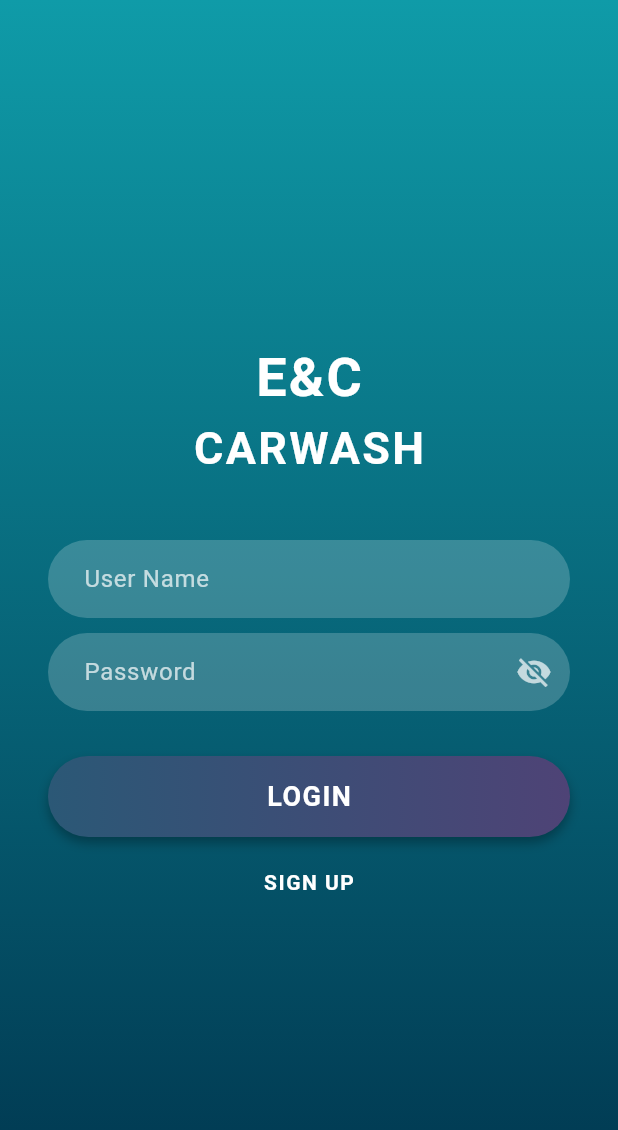
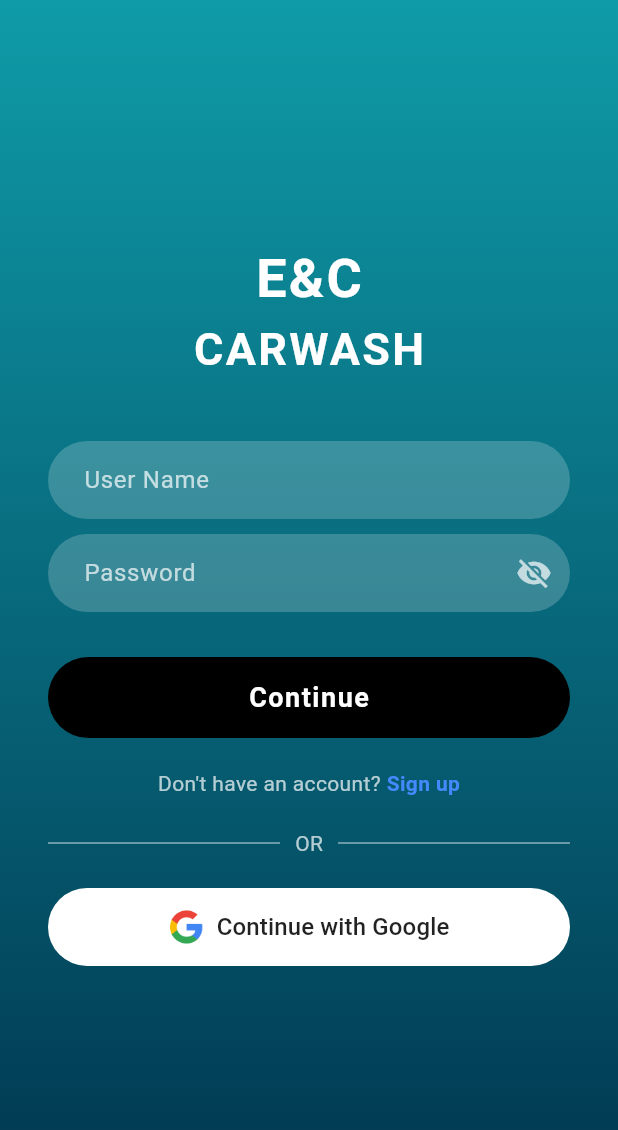
Before and after one commit to itzmebeni/BookingSystem, a Flutter app: the LoginPage screen opened by its route, on a phone screen of 412 x 824 dp. Shown: the top 1130 px of the screen. Run offline on Flutter 3.47's test engine with Material 3 defaults, Android fonts, the phone set to English and light mode, and no system bars; network calls fail.

Commit message:
W3-D3 Login

```diff
--- a/lib/screen/auth/login_screen.dart
+++ b/lib/screen/auth/login_screen.dart
@@ -61,7 +61,7 @@ class _LoginPageState extends State<LoginPage> {
         hintText: hint,
         hintStyle: const TextStyle(color: Colors.white70),
         filled: true,
-        fillColor: Colors.white.withOpacity(0.2),
+        fillColor: Colors.white.withAlpha(51),
         contentPadding: const EdgeInsets.symmetric(vertical: 14, horizontal: 20),
         border: OutlineInputBorder(
           borderRadius: BorderRadius.circular(30),
@@ -150,6 +150,7 @@ class _LoginPageState extends State<LoginPage> {
                     onToggleObscure: () => setState(() => _obscurePassword = !_obscurePassword),
                   ),
                   const SizedBox(height: 30),
+                  // LOGIN Button
                   GestureDetector(
                     onTapDown: (_) => setState(() => _isPressed = true),
                     onTapUp: (_) {
@@ -165,20 +166,11 @@ class _LoginPageState extends State<LoginPage> {
                         padding: const EdgeInsets.symmetric(vertical: 14),
                         decoration: BoxDecoration(
                           borderRadius: BorderRadius.circular(30),
-                          gradient: const LinearGradient(
-                            colors: [Color(0xFF2b5876), Color(0xFF4e4376)],
-                          ),
-                          boxShadow: [
-                            BoxShadow(
-                              color: Colors.black.withOpacity(0.3),
-                              offset: const Offset(0, 4),
-                              blurRadius: 6,
-                            ),
-                          ],
+                          color: Colors.black, // Updated to solid black to match image
                         ),
                         child: const Center(
                           child: Text(
-                            'LOGIN',
+                            'Continue',
                             style: TextStyle(
                               fontSize: 18,
                               fontWeight: FontWeight.bold,
@@ -190,20 +182,94 @@ class _LoginPageState extends State<LoginPage> {
                       ),
                     ),
                   ),
+
                   const SizedBox(height: 20),
+
+// Sign Up Below LOGIN
+                  Row(
+                    mainAxisAlignment: MainAxisAlignment.center,
+                    children: [
+                      const Text(
+                        "Don't have an account? ",
+                        style: TextStyle(color: Colors.white70),
+                      ),
                       GestureDetector(
                         onTap: () {
                           Navigator.pushNamed(context, '/signup');
                         },
                         child: const Text(
-                      'SIGN UP',
+                          'Sign up',
                           style: TextStyle(
-                        color: Colors.white,
+                            color: Colors.blueAccent,
                             fontWeight: FontWeight.bold,
-                        letterSpacing: 1,
                           ),
                         ),
                       ),
+                    ],
+                  ),
+
+                  const SizedBox(height: 20),
+
+// OR Separator
+                  Row(
+                    children: const [
+                      Expanded(
+                        child: Divider(
+                          color: Colors.white54,
+                          thickness: 1,
+                        ),
+                      ),
+                      Padding(
+                        padding: EdgeInsets.symmetric(horizontal: 10),
+                        child: Text(
+                          'OR',
+                          style: TextStyle(color: Colors.white70),
+                        ),
+                      ),
+                      Expanded(
+                        child: Divider(
+                          color: Colors.white54,
+                          thickness: 1,
+                        ),
+                      ),
+                    ],
+                  ),
+
+                  const SizedBox(height: 20),
+
+// Google Sign-in Button
+                  Container(
+                    width: double.infinity,
+                    decoration: BoxDecoration(
+                      color: Colors.white,
+                      borderRadius: BorderRadius.circular(30),
+                    ),
+                    child: TextButton.icon(
+                      onPressed: () {
+                        //signInWithGoogle(context);
+                      },
+                      icon: Image.asset(
+                        'assets/images/google_icon.jpg',
+                        height: 24,
+                      ),
+                      label: const Text(
+                        'Continue with Google',
+                        style: TextStyle(
+                          color: Colors.black87,
+                          fontWeight: FontWeight.w500,
+                          fontSize: 16,
+                        ),
+                      ),
+                      style: TextButton.styleFrom(
+                        padding: const EdgeInsets.symmetric(vertical: 14),
+                        shape: RoundedRectangleBorder(
+                          borderRadius: BorderRadius.circular(30),
+                        ),
+                      ),
+                    ),
+                  ),
+
+                  const SizedBox(height: 20),
                 ],
               ),
             ),
```
Also changed, not shown: assets/images/google_icon.jpg (added). Lines whose indentation alone changed are shown as unchanged.
